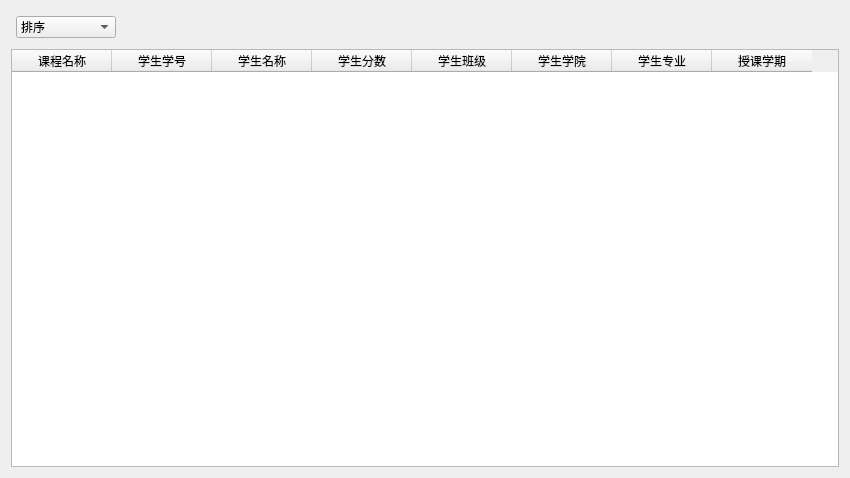
First picture: the form in untitled1/teamanagescore.ui, repository 2018876441/C-_project, before the edit.
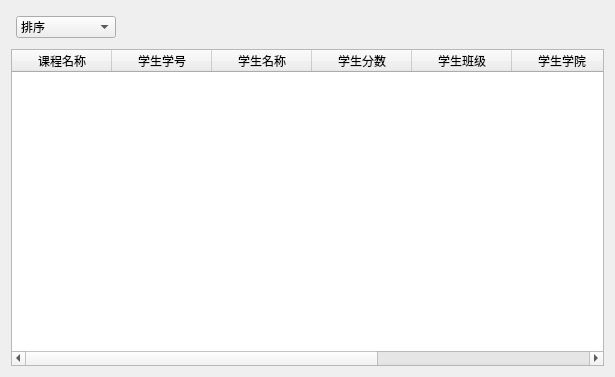
Second picture: the form after the edit.

Patch:
```diff
--- a/untitled1/teamanagescore.ui
+++ b/untitled1/teamanagescore.ui
@@ -6,22 +6,10 @@
    <rect>
     <x>0</x>
     <y>0</y>
-    <width>850</width>
-    <height>478</height>
+    <width>615</width>
+    <height>377</height>
    </rect>
   </property>
-  <property name="minimumSize">
-   <size>
-    <width>850</width>
-    <height>0</height>
-   </size>
-  </property>
-  <property name="maximumSize">
-   <size>
-    <width>850</width>
-    <height>480</height>
-   </size>
-  </property>
   <property name="windowTitle">
    <string>Form</string>
   </property>
```
